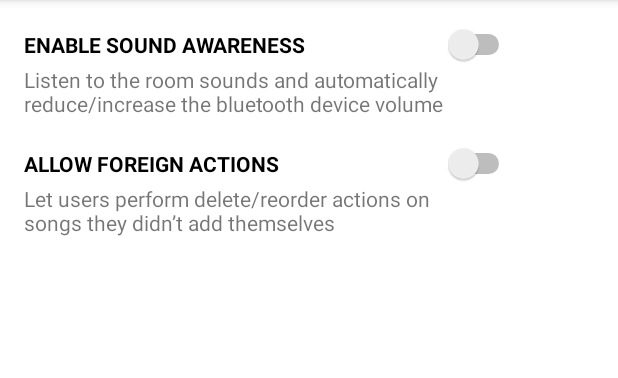
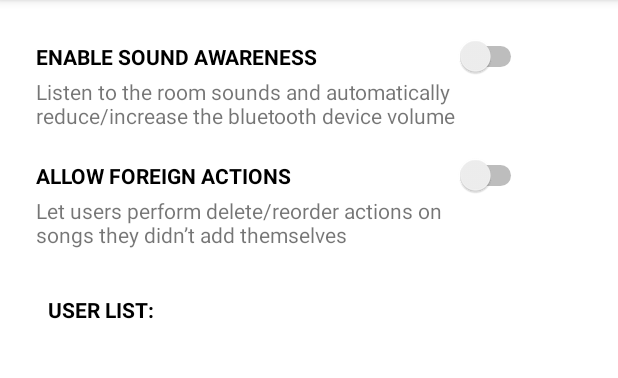
Before and after one commit to NitsanAmit/TenQ, an Android app: the RoomActivity screen opened directly, with no data from a screen before it, after a tap on "settings", on a phone screen of 412 x 824 dp, the part 84-462 px from its top. Run offline under Robolectric (Android 15) with nearby library versions, the phone set to English and light mode, and no system bars; our stand-ins replace Firebase (no records; nobody signed in at launch, a user with empty details on screens opened directly); 1 statement that could not run was skipped.

Commit message:
added settings basics

```diff
--- a/app/src/main/AndroidManifest.xml
+++ b/app/src/main/AndroidManifest.xml
@@ -1,6 +1,7 @@
 <?xml version="1.0" encoding="utf-8"?>
 <manifest xmlns:android="http://schemas.android.com/apk/res/android"
-    package="com.postpc.tenq">
+    package="com.postpc.tenq"
+    xmlns:tools="http://schemas.android.com/tools">
 
     <uses-permission android:name="android.permission.INTERNET" />
     <uses-permission android:name="android.permission.CAMERA" />
--- a/app/src/main/java/com/postpc/tenq/models/Room.java
+++ b/app/src/main/java/com/postpc/tenq/models/Room.java
@@ -12,7 +12,7 @@ public class Room implements Serializable {
     private boolean active;
     private long creationTime;
     private User host;
-    private List<String> guests;
+    private List<User> guests;
     private Playlist playlist;
 
     public Room() {
@@ -46,7 +46,7 @@ public class Room implements Serializable {
         return host;
     }
 
-    public List<String> getGuests() {
+    public List<User> getGuests() {
         return guests;
     }
 
--- a/app/src/main/java/com/postpc/tenq/models/User.java
+++ b/app/src/main/java/com/postpc/tenq/models/User.java
@@ -24,6 +24,10 @@ public class User extends SpotifyEntity implements Serializable {
         return id;
     }
 
+    public String getName() {
+        return name;
+    }
+
     @NonNull
     @NotNull
     @Override
--- a/app/src/main/java/com/postpc/tenq/network/SpotifyApiService.java
+++ b/app/src/main/java/com/postpc/tenq/network/SpotifyApiService.java
@@ -4,6 +4,7 @@ import com.postpc.tenq.models.User;
 
 import retrofit2.Call;
 import retrofit2.http.GET;
+import retrofit2.http.Path;
 
 public interface SpotifyApiService {
 
@@ -13,4 +14,9 @@ public interface SpotifyApiService {
     @GET("me/top/artists") //Get current user's top artists
     void getTopArtists(); //TODO create TopArtists model class
 
+    @GET("users/{user-id}") //Get user by id
+    Call<User> getUserProfileName(
+            @Path("user-id") String user_id
+    );
+
 }
--- a/app/src/main/java/com/postpc/tenq/network/SpotifyClient.java
+++ b/app/src/main/java/com/postpc/tenq/network/SpotifyClient.java
@@ -12,7 +12,7 @@ public class SpotifyClient {
     public static final String REDIRECT_URI = "compostpctenq://spotifycallback";
     public static final String[] AUTHORIZATION_SCOPES = {
             "user-read-email", "user-top-read", "user-modify-playback-state",
-            "playlist-modify-public", "playlist-modify-private"
+            "playlist-modify-public", "playlist-modify-private", "user-library-read", "user-library-modify"
     };
 
     private static SpotifyApiService spotifyApiService;
--- a/app/src/main/java/com/postpc/tenq/ui/activities/MainActivity.java
+++ b/app/src/main/java/com/postpc/tenq/ui/activities/MainActivity.java
@@ -33,8 +33,8 @@ public class MainActivity extends TenQActivity {
         setContentView(R.layout.activity_main);
 
         startSpotifyAuthFlow();
+
     }
-
     private void startRoomsActivity() {
         startActivity(new Intent(this, ExistingRoomsActivity.class));
     }
--- a/app/src/main/java/com/postpc/tenq/ui/activities/RoomActivity.java
+++ b/app/src/main/java/com/postpc/tenq/ui/activities/RoomActivity.java
@@ -18,6 +18,7 @@ import com.postpc.tenq.databinding.ActivityRoomBinding;
 import com.postpc.tenq.models.Room;
 import com.postpc.tenq.ui.adapters.TracksAdapter;
 import com.postpc.tenq.ui.listeners.ITrackActionListener;
+import com.postpc.tenq.ui.ui_helpers.ShareAlertDialog;
 
 import org.jetbrains.annotations.NotNull;
 
@@ -37,46 +38,46 @@ public class RoomActivity extends TenQActivity {
         // use ActionBar
         ActionBar actionBar = getSupportActionBar();
 
-//        binding = ActivityRoomBinding.inflate(getLayoutInflater());
-//        setContentView(binding.getRoot());
-//
-//        Bundle extras = getIntent().getExtras();
-//        if (extras != null) {
-//            room = (Room) extras.getSerializable("room");
-//            if (room == null) {
-//                String roomId = extras.getString("room_id");
-//                //TODO fetch room details from Firestore
-//            }
-//        }
-//
-//        //TODO get room playlist from Spotify
-//        // SpotifyClient.getClient().getPlaylist(room.getPlaylist().getUri())...
-//
-//
-//        binding.recyclerTracks.setLayoutManager(new GridLayoutManager(this, 1));
-//        ITrackActionListener listener = track -> {
-//            Toast.makeText(RoomActivity.this, "Toggle like", Toast.LENGTH_SHORT).show(); //TODO
-//        };
-//        TracksAdapter adapter = new TracksAdapter(new ArrayList<>(), listener);
-////        TracksAdapter adapter = new TracksAdapter(room.getPlaylist().getTracks().getItems(), listener);
-//        binding.recyclerTracks.setAdapter(adapter);
-//
-//        ItemTouchHelper itemTouchHelper = new ItemTouchHelper(new ItemTouchHelper.SimpleCallback(0, ItemTouchHelper.LEFT) {
-//            @Override
-//            public void onSwiped(@NotNull RecyclerView.ViewHolder viewHolder, int swipeDir) {
-//                //TODO
-//                // Remove item from list
-//                // adapter.notifyDataSetChanged();
-//                Toast.makeText(RoomActivity.this, "Delete!", Toast.LENGTH_SHORT).show();
-//            }
-//
-//            @Override
-//            public boolean onMove(@NonNull @NotNull RecyclerView recyclerView, @NonNull @NotNull RecyclerView.ViewHolder viewHolder, @NonNull @NotNull RecyclerView.ViewHolder target) {
-//                return false;
-//            }
-//        });
-//
-//        itemTouchHelper.attachToRecyclerView(binding.recyclerTracks);
+        binding = ActivityRoomBinding.inflate(getLayoutInflater());
+        setContentView(binding.getRoot());
+
+        Bundle extras = getIntent().getExtras();
+        if (extras != null) {
+            room = (Room) extras.getSerializable("room");
+            if (room == null) {
+                String roomId = extras.getString("room_id");
+                //TODO fetch room details from Firestore
+            }
+        }
+
+        //TODO get room playlist from Spotify
+        // SpotifyClient.getClient().getPlaylist(room.getPlaylist().getUri())...
+
+
+        binding.recyclerTracks.setLayoutManager(new GridLayoutManager(this, 1));
+        ITrackActionListener listener = track -> {
+            Toast.makeText(RoomActivity.this, "Toggle like", Toast.LENGTH_SHORT).show(); //TODO
+        };
+        TracksAdapter adapter = new TracksAdapter(new ArrayList<>(), listener);
+//        TracksAdapter adapter = new TracksAdapter(room.getPlaylist().getTracks().getItems(), listener);
+        binding.recyclerTracks.setAdapter(adapter);
+
+        ItemTouchHelper itemTouchHelper = new ItemTouchHelper(new ItemTouchHelper.SimpleCallback(0, ItemTouchHelper.LEFT) {
+            @Override
+            public void onSwiped(@NotNull RecyclerView.ViewHolder viewHolder, int swipeDir) {
+                //TODO
+                // Remove item from list
+                // adapter.notifyDataSetChanged();
+                Toast.makeText(RoomActivity.this, "Delete!", Toast.LENGTH_SHORT).show();
+            }
+
+            @Override
+            public boolean onMove(@NonNull @NotNull RecyclerView recyclerView, @NonNull @NotNull RecyclerView.ViewHolder viewHolder, @NonNull @NotNull RecyclerView.ViewHolder target) {
+                return false;
+            }
+        });
+
+        itemTouchHelper.attachToRecyclerView(binding.recyclerTracks);
     }
 
     /** inflate the menu */
@@ -94,7 +95,9 @@ public class RoomActivity extends TenQActivity {
                 ShareAlertDialog.share(RoomActivity.this, room.getId());
                 break;
             case R.id.settings:
-                startActivity(new Intent(RoomActivity.this, RoomSettingsActivity.class));
+                Intent intent = new Intent(RoomActivity.this, RoomSettingsActivity.class);
+                intent.putExtra("room_id",room.getId()); // for debugging use this room id: "yYQK9C19BGy8nt5C4zxY"
+                startActivity(intent);
                 break;
             case R.id.edit:
                 Toast.makeText(this, "edit Clicked", Toast.LENGTH_SHORT).show();
--- a/app/src/main/java/com/postpc/tenq/ui/activities/RoomSettingsActivity.java
+++ b/app/src/main/java/com/postpc/tenq/ui/activities/RoomSettingsActivity.java
@@ -1,16 +1,77 @@
 package com.postpc.tenq.ui.activities;
 
-import androidx.appcompat.app.AppCompatActivity;
+import android.os.Bundle;
+import android.util.Log;
 
-import android.os.Bundle;
+import androidx.annotation.NonNull;
+import androidx.recyclerview.widget.LinearLayoutManager;
+import androidx.recyclerview.widget.RecyclerView;
 
+import com.google.android.gms.tasks.OnCompleteListener;
+import com.google.android.gms.tasks.Task;
+import com.google.firebase.firestore.DocumentSnapshot;
+import com.google.firebase.firestore.FirebaseFirestore;
 import com.postpc.tenq.R;
+import com.postpc.tenq.core.TenQActivity;
+import com.postpc.tenq.models.Room;
+import com.postpc.tenq.ui.adapters.UserNamesAdapter;
 
-public class RoomSettingsActivity extends AppCompatActivity {
+import org.jetbrains.annotations.NotNull;
+
+import java.util.List;
+
+public class RoomSettingsActivity extends TenQActivity {
+
+    Room room;
+    List<String> userNames;
 
     @Override
     protected void onCreate(Bundle savedInstanceState) {
         super.onCreate(savedInstanceState);
         setContentView(R.layout.activity_room_settings);
+        // todo use button with services (sound awareness)
+
+
+        // todo - need to decide if each user has different permissions for adding and deleting song, or all have the same permissions
+        createUsersListOnScreen();
+
     }
+
+    private void createUsersListOnScreen() {
+        // get all users name in room
+        String roomId = "";
+        Bundle extras = getIntent().getExtras();
+        if (extras != null) {
+            roomId = (String) extras.getSerializable("room_id");
+            if (roomId == null) {
+                // todo - error
+            }
+                }
+
+        FirebaseFirestore.getInstance().collection("rooms").document(roomId)
+                .get().addOnCompleteListener(new OnCompleteListener<DocumentSnapshot>() {
+                                                 @Override
+                                                 public void onComplete(@NonNull @NotNull Task<DocumentSnapshot> task) {
+                                                     if (task.isSuccessful()) {
+                                                         DocumentSnapshot document = task.getResult();
+                                                         if (document.exists()) {
+                                                             room = document.toObject(Room.class);
+                                                             // show list of all user names for disabling
+                                                             setRecyclerViewForUsers();
+                                                         } else {
+                                                             Log.d("RoomSettingsActivity", "get failed with ", task.getException());
+                                                         }
+                                                     }
+                                                 }
+
+            private void setRecyclerViewForUsers() {
+                RecyclerView recyclerView = findViewById(R.id.recycler_user_names);
+                UserNamesAdapter adapter = new UserNamesAdapter(room.getGuests());
+                recyclerView.setLayoutManager(new LinearLayoutManager(RoomSettingsActivity.this, RecyclerView.VERTICAL, false));
+                recyclerView.setAdapter(adapter);
+            }
+        });
+    }
+
+
 }
--- a/app/src/main/res/layout/activity_room_settings.xml
+++ b/app/src/main/res/layout/activity_room_settings.xml
@@ -7,6 +7,13 @@
     android:padding="16dp"
     tools:context=".ui.activities.RoomSettingsActivity">
 
+    <LinearLayout
+        android:layout_width="wrap_content"
+        android:layout_height="wrap_content"
+        android:layout_alignParentEnd="true"
+        android:layout_alignParentBottom="true"
+        android:layout_margin="8dp"
+        android:orientation="vertical">
 
     <Switch
         android:id="@+id/sound_awareness_button"
@@ -43,5 +50,21 @@
         android:layout_weight="4"
         android:text="@string/allow_foreign_sub_text" />
 
+</LinearLayout>
+
+    <TextView
+        android:id="@+id/txt_user_list"
+        android:padding="16dp"
+        android:layout_width="285dp"
+        android:layout_height="0dp"
+        android:layout_weight="4"
+        android:text="@string/user_list"
+        android:textStyle="bold"
+        android:textColor="@color/black" />/>
+
+    <androidx.recyclerview.widget.RecyclerView
+        android:id="@+id/recycler_user_names"
+        android:layout_width="match_parent"
+        android:layout_height="400dp" />
 
 </LinearLayout>
--- a/app/src/main/res/values/strings.xml
+++ b/app/src/main/res/values/strings.xml
@@ -22,4 +22,5 @@
     <string name="allow_foreign_sub_text">Let users perform delete/reorder actions on songs they didn’t add themselves</string>
     <string name="join">JOIN</string>
     <string name="insert_room_id">Insert Room ID</string>
+    <string name="user_list">USER LIST:</string>
 </resources>
```
Also changed, not shown: app/src/main/java/com/postpc/tenq/ui/activities/JoinLinkActivity.java (+13 -7 lines), app/src/main/java/com/postpc/tenq/ui/activities/JoinQrActivity.java (+16 -24 lines), app/src/main/java/com/postpc/tenq/ui/adapters/UserNameViewHolder.java (added, +26 -0 lines), app/src/main/java/com/postpc/tenq/ui/adapters/UserNamesAdapter.java (added, +55 -0 lines), app/src/main/java/com/postpc/tenq/ui/ui_helpers/ShareAlertDialog.java (renamed from app/src/main/java/com/postpc/tenq/ui/activities/ShareAlertDialog.java, +2 -7 lines), app/src/main/res/layout/item_user.xml (added, +42 -0 lines), app/src/main/res/layout/activity_share.xml (renamed from app/src/main/res/layout/activity_create_qr.xml).
